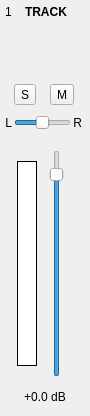
This is src/gui/mixerchannelwidget.ui in tom-23/Horizon as Qt 5 draws it before an edit. The edited form follows.
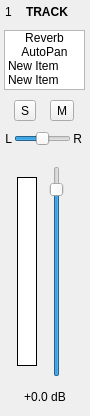
This is the edited form.

```diff
--- a/src/gui/mixerchannelwidget.ui
+++ b/src/gui/mixerchannelwidget.ui
@@ -22,12 +22,6 @@
     <height>0</height>
    </size>
   </property>
-  <property name="maximumSize">
-   <size>
-    <width>90</width>
-    <height>16777215</height>
-   </size>
-  </property>
   <property name="windowTitle">
    <string>Form</string>
   </property>
@@ -66,9 +60,16 @@
        <number>5</number>
       </property>
       <item>
+       <widget class="QWidget" name="titleSection" native="true">
+        <property name="sizePolicy">
+         <sizepolicy hsizetype="Preferred" vsizetype="Minimum">
+          <horstretch>0</horstretch>
+          <verstretch>0</verstretch>
+         </sizepolicy>
+        </property>
        <layout class="QHBoxLayout" name="horizontalLayout_2">
         <property name="spacing">
-         <number>-1</number>
+          <number>6</number>
         </property>
         <property name="leftMargin">
          <number>5</number>
@@ -76,6 +77,9 @@
         <property name="topMargin">
          <number>5</number>
         </property>
+         <property name="bottomMargin">
+          <number>1</number>
+         </property>
         <item>
          <widget class="QLabel" name="number">
           <property name="sizePolicy">
@@ -101,7 +105,7 @@
         <item>
          <widget class="QLabel" name="title">
           <property name="sizePolicy">
-           <sizepolicy hsizetype="Expanding" vsizetype="Preferred">
+            <sizepolicy hsizetype="Expanding" vsizetype="Minimum">
             <horstretch>0</horstretch>
             <verstretch>0</verstretch>
            </sizepolicy>
@@ -130,6 +134,7 @@
          </widget>
         </item>
        </layout>
+       </widget>
       </item>
       <item>
        <widget class="QWidget" name="effectsSection" native="true">
@@ -144,10 +149,10 @@
           <number>5</number>
          </property>
          <property name="leftMargin">
-          <number>5</number>
+          <number>4</number>
          </property>
          <property name="topMargin">
-          <number>5</number>
+          <number>0</number>
          </property>
          <property name="rightMargin">
           <number>5</number>
@@ -155,6 +160,75 @@
          <property name="bottomMargin">
           <number>5</number>
          </property>
+         <item>
+          <widget class="QListWidget" name="effectsList">
+           <property name="sizePolicy">
+            <sizepolicy hsizetype="Preferred" vsizetype="Preferred">
+             <horstretch>0</horstretch>
+             <verstretch>0</verstretch>
+            </sizepolicy>
+           </property>
+           <property name="maximumSize">
+            <size>
+             <width>16777215</width>
+             <height>60</height>
+            </size>
+           </property>
+           <property name="verticalScrollBarPolicy">
+            <enum>Qt::ScrollBarAlwaysOff</enum>
+           </property>
+           <property name="horizontalScrollBarPolicy">
+            <enum>Qt::ScrollBarAlwaysOff</enum>
+           </property>
+           <property name="dragDropMode">
+            <enum>QAbstractItemView::InternalMove</enum>
+           </property>
+           <property name="defaultDropAction">
+            <enum>Qt::MoveAction</enum>
+           </property>
+           <item>
+            <property name="text">
+             <string>Reverb</string>
+            </property>
+            <property name="textAlignment">
+             <set>AlignCenter</set>
+            </property>
+           </item>
+           <item>
+            <property name="text">
+             <string>AutoPan</string>
+            </property>
+            <property name="textAlignment">
+             <set>AlignCenter</set>
+            </property>
+           </item>
+           <item>
+            <property name="text">
+             <string>New Item</string>
+            </property>
+           </item>
+           <item>
+            <property name="text">
+             <string>New Item</string>
+            </property>
+           </item>
+           <item>
+            <property name="text">
+             <string>New Item</string>
+            </property>
+           </item>
+           <item>
+            <property name="text">
+             <string>New Item</string>
+            </property>
+           </item>
+           <item>
+            <property name="text">
+             <string>New Item</string>
+            </property>
+           </item>
+          </widget>
+         </item>
         </layout>
        </widget>
       </item>
```
Left out of the diff: 2 changed lines with no effect on the pictures. Lines whose indentation alone changed are shown as unchanged.
